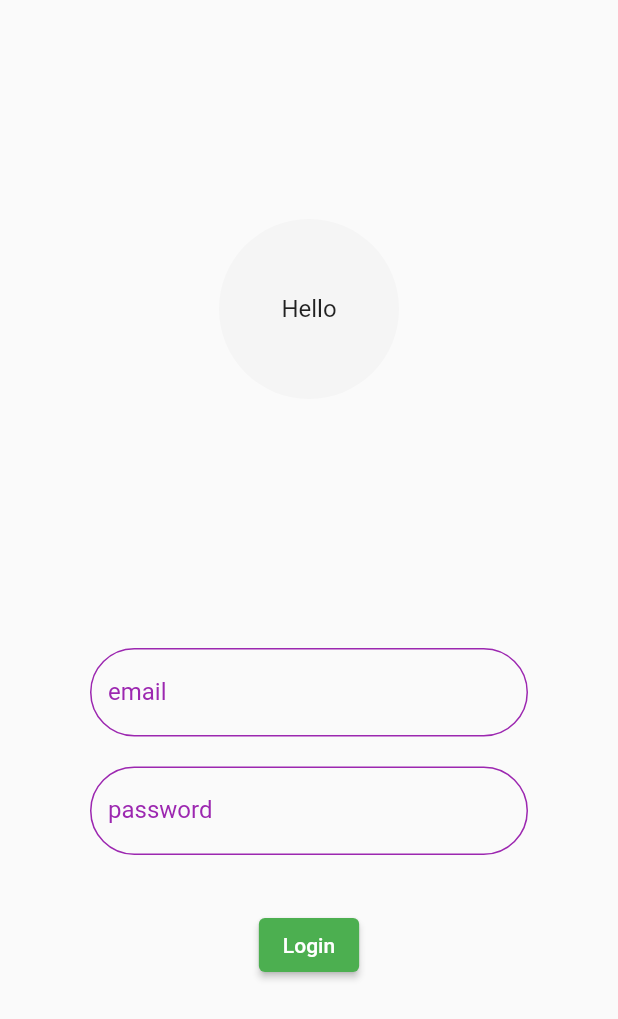
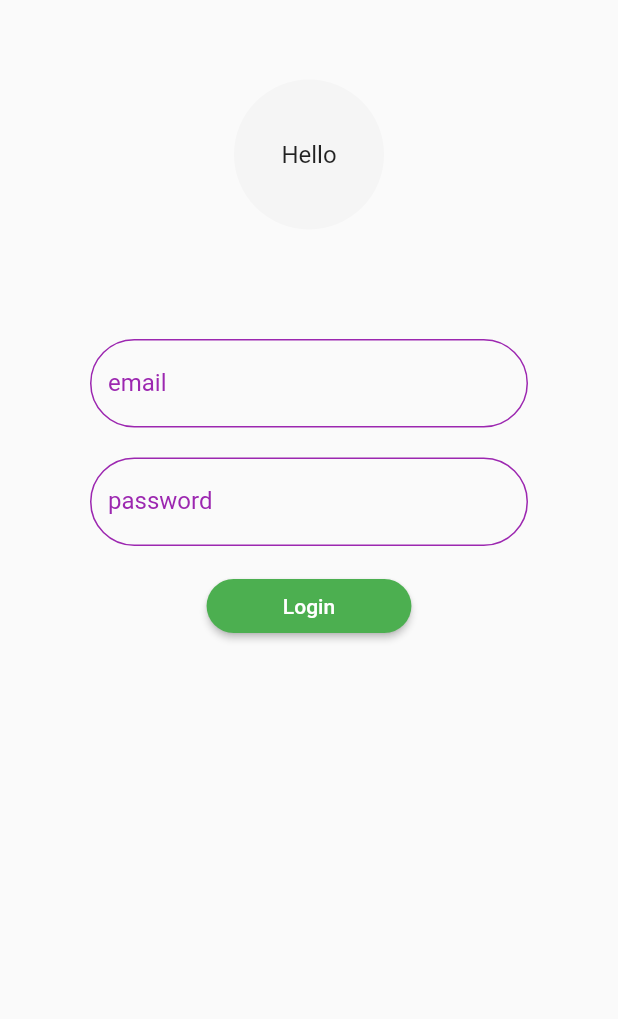
Before and after one commit to IOPbEBI14/Firebase, a Flutter app: the screen it shows after launch, after a tap on the "login" icon, on a phone screen of 412 x 824 dp. Shown: the top 1019 px of the screen. Run offline on Flutter 3.47's test engine with Material 2 defaults, Android fonts, the light colour scheme and no system bars; our stand-ins replace cloud_firestore, firebase_auth, firebase_core, firebase_storage, flutter_riverpod, riverpod; missing offline and left inert: quantity_input; accounts and stored records are empty; network calls fail.

Commit message:
Homework #17. edited. part 2

```diff
--- a/firebase_example/lib/ui/widgets/hotel_list_builder.dart
+++ b/firebase_example/lib/ui/widgets/hotel_list_builder.dart
@@ -21,6 +21,7 @@ class HotelListBuilder extends ConsumerWidget {
     _hotels = provider.getDataFromDatabase();
     return Scaffold(
       appBar: AppBar(
+        backgroundColor: Colors.green,
         actions: [
           Builder(
             builder: (context) => IconButton(
@@ -51,12 +52,18 @@ class HotelListBuilder extends ConsumerWidget {
       body: StreamBuilder<List<HotelPreview>>(
           stream: _hotels,
           builder: (context, snapshot) {
-            if (snapshot.hasError) {
+            if (iconsState.loginIcon == Icons.login) {
+              return const Center(
+                child: Text(
+                  'You should be login to see this content',
+                  style: TextStyle(color: Colors.green),
+                ),
+              );
+            } else if (snapshot.hasError) {
               return Text(snapshot.error.toString());
             } else if (snapshot.hasData) {
               List<HotelPreview> _hotelList = snapshot.data!;
-              return //GridViewBuilder(hotelList: snapshot.data!);
-                  ListView.builder(
+              return ListView.builder(
                   shrinkWrap: true,
                   controller: ScrollController(keepScrollOffset: false),
                   itemCount: _hotelList.length,
@@ -81,8 +88,7 @@ class HotelListBuilder extends ConsumerWidget {
                                       builder: (context, assetSnapshot) {
                                         return assetSnapshot.hasData
                                             ? Image.network(
-                                                    assetSnapshot.data
-                                                        .toString(),
+                                                assetSnapshot.data.toString(),
                                                 fit: BoxFit.scaleDown,
                                               )
                                             : const Center(
@@ -103,30 +109,26 @@ class HotelListBuilder extends ConsumerWidget {
                                         inputWidth: 30,
                                         value: _hotelList[index].rating,
                                         onChanged: (hotelRating) =>
-                                                provider.editHotel(
-                                                    _hotelList[index].copyWith(
+                                            provider.editHotel(_hotelList[index]
+                                                .copyWith(
                                                     rating: int.parse(
-                                                            hotelRating
-                                                                .replaceAll(
+                                                        hotelRating.replaceAll(
                                                             ',', '')))),
                                         maxValue: 10,
                                       ),
                                       Expanded(
                                         child: TextButton(
                                           style: ElevatedButton.styleFrom(
-                                                primary:
-                                                    _hotelList[index].booked
+                                            primary: _hotelList[index].booked
                                                 ? Colors.red
                                                 : Colors.lightBlue,
                                             // background
                                             onPrimary:
                                                 Colors.white, // foreground
                                           ),
-                                              onPressed: () => provider
-                                                  .editHotel(_hotelList[index]
-                                                      .copyWith(
-                                                          booked:
-                                                              !_hotelList[index]
+                                          onPressed: () => provider.editHotel(
+                                              _hotelList[index].copyWith(
+                                                  booked: !_hotelList[index]
                                                       .booked)),
                                           child: const Text(
                                             'Я здесь был',
--- a/firebase_example/lib/ui/widgets/login_form.dart
+++ b/firebase_example/lib/ui/widgets/login_form.dart
@@ -9,25 +9,30 @@ class LoginForm extends ConsumerWidget {
 
   LoginForm({Key? key}) : super(key: key);
 
-  // @override
-  // void dispose() {
-  //   _emailController.dispose();
-  //   _passwordController.dispose();
-  //   super.dispose();
-  // }
-
   @override
   Widget build(BuildContext context, WidgetRef ref) {
     final iconsState = ref.watch(appStateProvider);
     final iconProvider = ref.watch(appStateProvider.notifier);
-    return Scaffold(
+    ref.listen(appStateProvider, (AppState? prevState, AppState newState) {
+      if (newState.loginError.isNotEmpty) {
+        showMessage(context, newState.loginError);
+      } else {
+        Navigator.of(context).pop();
+      }
+    });
+    return WillPopScope(
+      onWillPop: () async {
+        Navigator.of(context).pop();
+        return true;
+      },
+      child: Scaffold(
         resizeToAvoidBottomInset: false,
         body: Column(
           children: [
             SizedBox(
-            height: MediaQuery.of(context).size.height / 2,
+              height: MediaQuery.of(context).size.height / 4,
               child: CircleAvatar(
-              radius: 60,
+                radius: 50,
                 backgroundColor: Colors.grey[100],
                 child: const Text(
                   'Hello',
@@ -36,7 +41,7 @@ class LoginForm extends ConsumerWidget {
               ),
             ),
             Container(
-            padding: const EdgeInsets.fromLTRB(60.0, 20, 60, 20),
+              padding: const EdgeInsets.fromLTRB(60.0, 20, 60, 0),
               child: Column(
                 children: [
                   TextFormField(
@@ -63,6 +68,8 @@ class LoginForm extends ConsumerWidget {
                   ),
                   TextFormField(
                     controller: _passwordController,
+                    obscureText: true,
+                    obscuringCharacter: '*',
                     decoration: InputDecoration(
                       labelText: 'password',
                       labelStyle: const TextStyle(color: Colors.purple),
@@ -88,8 +95,12 @@ class LoginForm extends ConsumerWidget {
               alignment: Alignment.center,
               child: ElevatedButton(
                   style: ButtonStyle(
+                      shape: MaterialStateProperty.all<RoundedRectangleBorder>(
+                          RoundedRectangleBorder(
+                        borderRadius: BorderRadius.circular(45),
+                      )),
                       backgroundColor: MaterialStateProperty.all(Colors.green)),
-                child: const Text('Login'),
+                  child: const Text('          Login          '),
                   onPressed: () async {
                     if (iconsState.loginIcon == Icons.login) {
                       try {
@@ -99,29 +110,10 @@ class LoginForm extends ConsumerWidget {
                         showMessage(context, e.toString());
                       }
                     }
-                }
-
-                // if (iconsState.loginIcon != Icons.login) {
-                //                 Navigator.pop(context);
-                //                 return Container();
-                //               }
-                //               else
-                //                 {
-                //                   showDialog(
-                //                       context: context,
-                //                       builder: (context) {
-                //                         return AlertDialog(content: Text(iconsState.loginError)
-                //                         );
-                //                       }
-                //                   );
-                //                 }
-                // if (_formKey.currentState.validate()) {
-                //   _signInWithEmailAndPassword();
-                // }
-
-                ),
+                  }),
             ),
           ],
+        ),
       ),
     );
   }
```
Also changed, not shown: firebase_example/lib/domain/current_hotel.dart (deleted, +0 -10 lines). Lines whose indentation alone changed are shown as unchanged.
